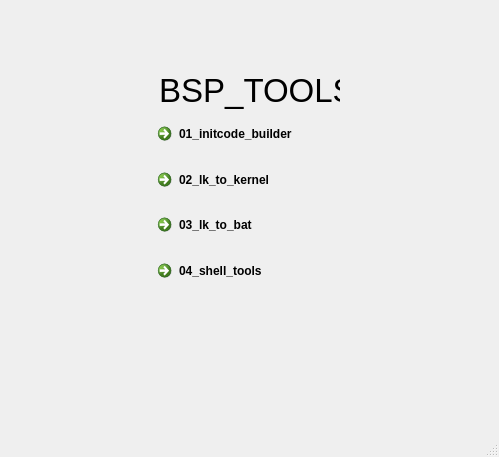
Before: the Qt Designer form 03_bsp_tools/ui_mainwindow.ui in 0aibin0/python_pyqt5_learning, drawn with Qt 5.
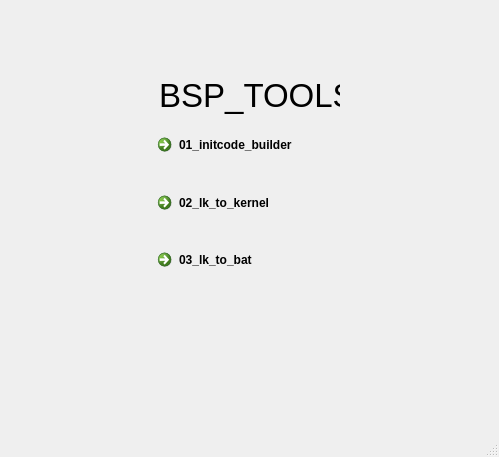
After: the same form once the commit is applied.

Commit message: 增加子窗口返回主窗口的方法。

The edit to the form file:
```diff
--- a/03_bsp_tools/ui_mainwindow.ui
+++ b/03_bsp_tools/ui_mainwindow.ui
@@ -38,13 +38,6 @@
        </property>
       </widget>
      </item>
-     <item row="5" column="0">
-      <widget class="QCommandLinkButton" name="commandLinkButton_3">
-       <property name="text">
-        <string>04_shell_tools</string>
-       </property>
-      </widget>
-     </item>
      <item row="2" column="0">
       <widget class="QCommandLinkButton" name="commandLinkButton">
        <property name="text">
```
The commit also changes 6 other files.
